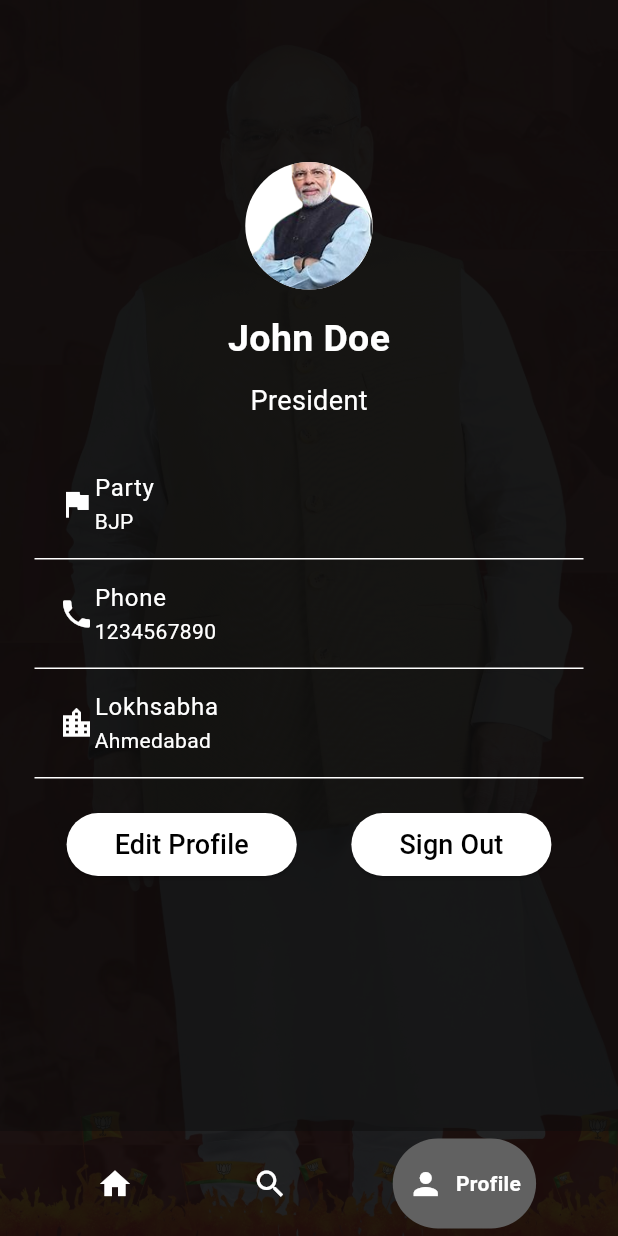
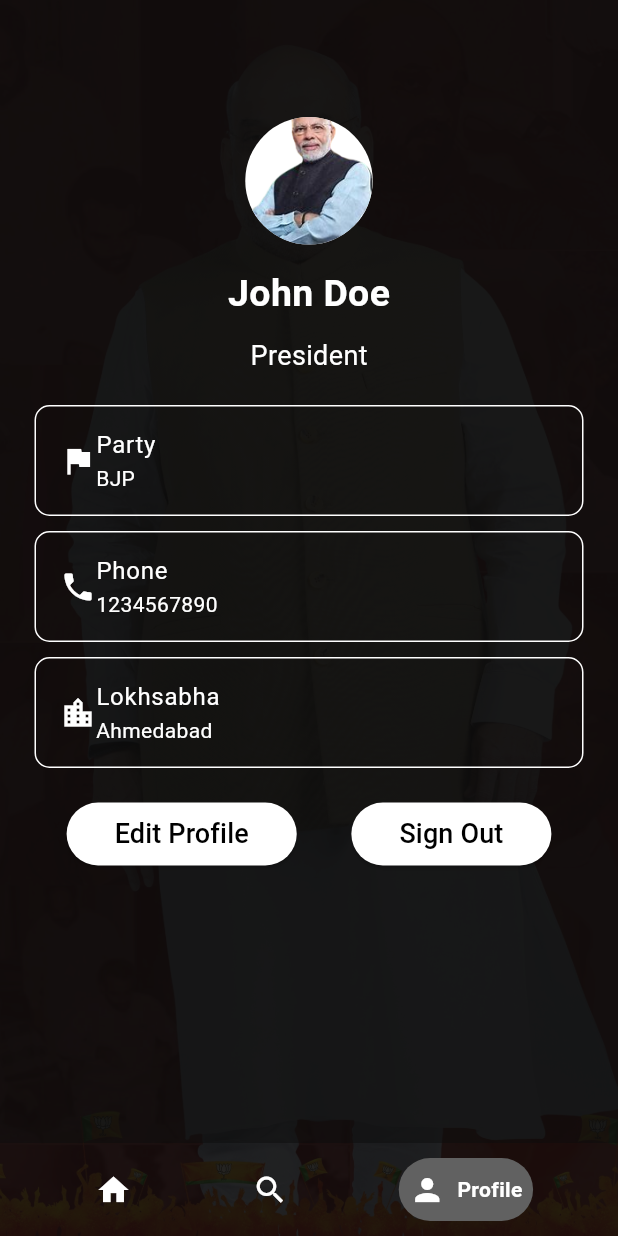
Before and after one commit to Kunal-63/NamoWaveAI, a Flutter app: the HomeScreen screen opened by its route, item 3 of the bottom bar chosen, on a phone screen of 412 x 824 dp. Run offline on Flutter 3.47's test engine with Material 3 defaults, Android fonts, the phone set to English and light mode, and no system bars; drawn by our look-alikes of google_nav_bar; our stand-ins replace carousel_slider, dotted_border, image_cropper, image_gallery_saver, image_picker, line_awesome_flutter and 2 more.

Commit message:
crop front end rem

```diff
--- a/lib/main.dart
+++ b/lib/main.dart
@@ -93,7 +93,7 @@ class _AnimatedSplashState extends State<AnimatedSplash> {
       ),
       child: Scaffold(
         backgroundColor:
-            Color.fromRGBO(12, 12, 12, 0.8), // Set the background color
+            Color.fromRGBO(12, 12, 12, 1), // Set the background color
         body: Center(
           child: Column(
             mainAxisAlignment: MainAxisAlignment.center,
--- a/lib/pages/ProfileScreenWidget.dart
+++ b/lib/pages/ProfileScreenWidget.dart
@@ -19,7 +19,7 @@ class _ProfileScreenState extends State<ProfileScreen> {
             child: Column(
               children: [
                 SizedBox(
-                  height: 100,
+                  height: 70,
                 ),
                 Container(
                   height: 85,
@@ -65,10 +65,16 @@ class _ProfileScreenState extends State<ProfileScreen> {
                         subtitle: 'BJP',
                         icon: Icons.flag,
                       ),
+                      SizedBox(
+                        height: 10,
+                      ),
                       _buildListTile(
                         title: 'Phone',
                         subtitle: '1234567890',
                         icon: Icons.phone,
+                      ),
+                      SizedBox(
+                        height: 10,
                       ),
                       _buildListTile(
                         title: 'Lokhsabha',
@@ -111,12 +117,10 @@ class _ProfileScreenState extends State<ProfileScreen> {
   }) {
     return Container(
       decoration: BoxDecoration(
-        border: Border(
-          bottom: BorderSide(
-            color: Colors.white, // Add a white border
+          border: Border.all(
+            color: Colors.white,
           ),
-        ),
-      ),
+          borderRadius: BorderRadius.circular(10.0)),
       child: ListTile(
         title: Text(
           title,
--- a/lib/pages/home_screen.dart
+++ b/lib/pages/home_screen.dart
@@ -49,7 +49,7 @@ class _HomeScreenState extends State<HomeScreen> {
                 backgroundColor: Color.fromRGBO(12, 12, 12, 0.9),
                 color: Colors.white,
                 tabBackgroundColor: Colors.grey[700]!,
-                tabMargin: EdgeInsets.all(5),
+                tabMargin: EdgeInsets.all(10),
                 gap: 8,
                 onTabChange: (value) {
                   setState(() {
@@ -57,8 +57,7 @@ class _HomeScreenState extends State<HomeScreen> {
                     _currentIndex = value;
                   });
                 },
-                padding:
-                    const EdgeInsets.symmetric(horizontal: 10, vertical: 18),
+                padding: const EdgeInsets.symmetric(horizontal: 7, vertical: 9),
                 iconSize: 24,
                 tabs: [
                   GButton(
```
Also changed, not shown: lib/pages/HomeScreenWidget.dart (+23 -23 lines), lib/pages/LokhsabhaScreen.dart (+14 -5 lines).
